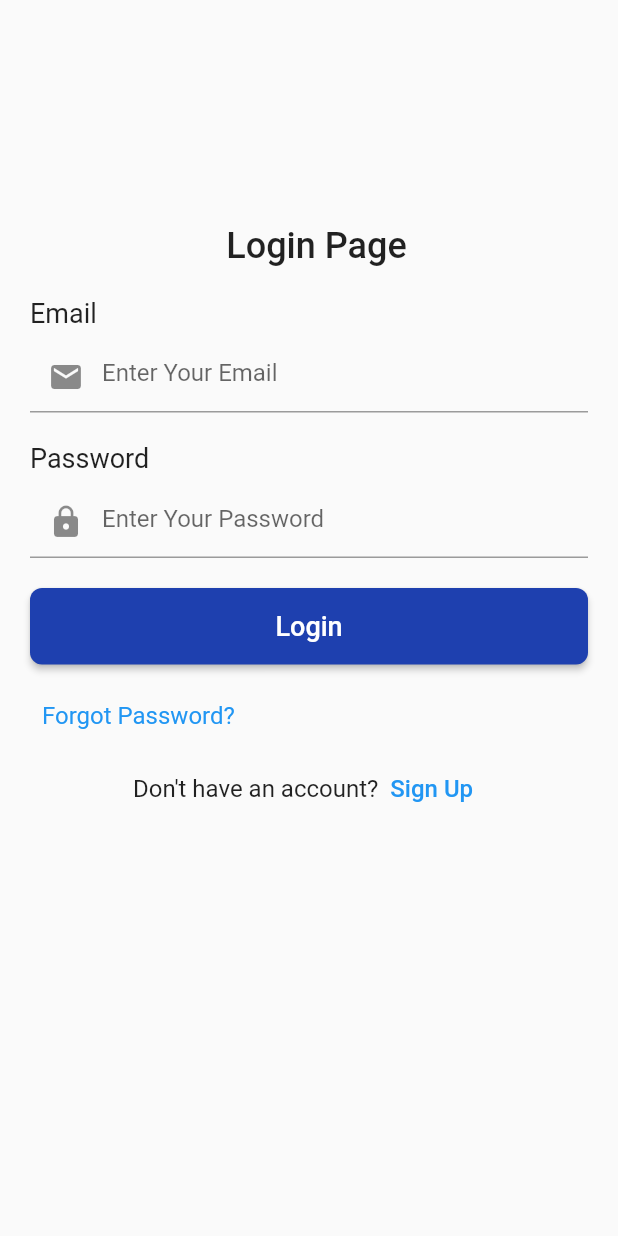
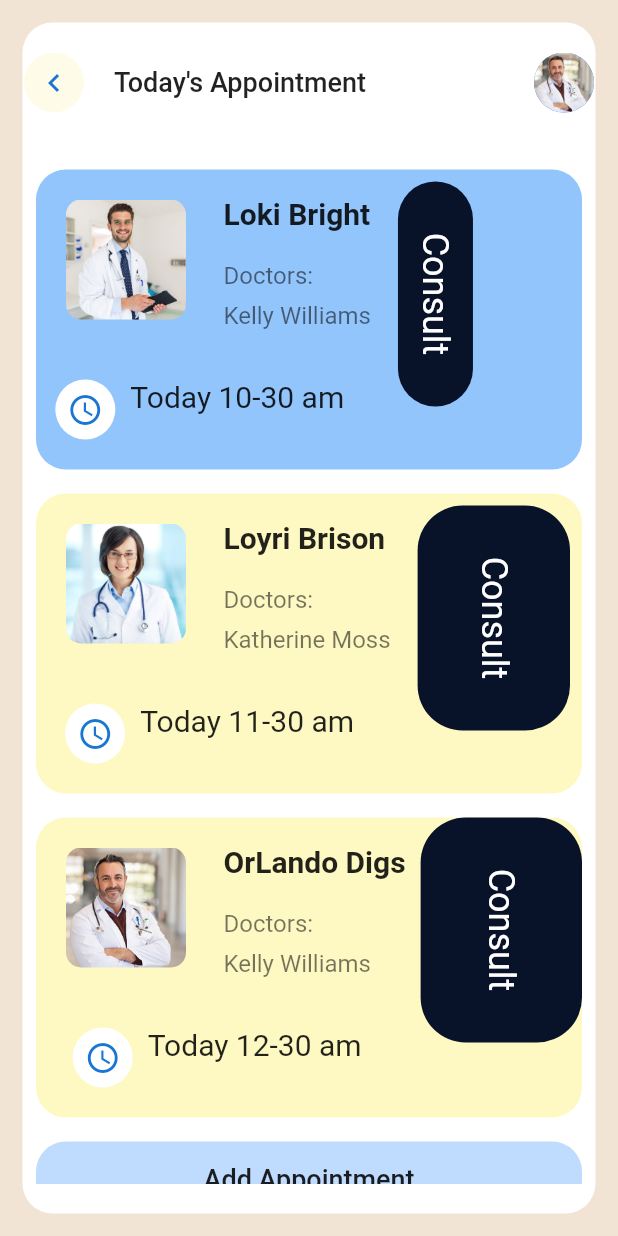
Before and after one commit to fufex3934/doctor-appointment, a Flutter app: the screen it shows after launch, on a phone screen of 412 x 824 dp. Run offline on Flutter 3.47's test engine with Material 2 defaults, Android fonts, the light colour scheme and no system bars; our stand-ins replace google_maps_flutter.

Commit message:
finish today-appointment page

```diff
--- a/lib/main.dart
+++ b/lib/main.dart
@@ -2,6 +2,7 @@ import 'view/4Patient/patient_Registration.dart';
 import 'view/login_page.dart';
 import 'package:flutter/material.dart';
 import 'package:flutter/services.dart';
+import '/view/4Doctor/today_appointments.dart';
 
 void main() {
   runApp(const MyApp());
@@ -22,12 +23,13 @@ class MyApp extends StatelessWidget {
         primarySwatch: Colors.blue,
         visualDensity: VisualDensity.adaptivePlatformDensity,
       ),
-      initialRoute: LoginPage.routeName,
+      initialRoute: TodayAppointments.routeName,
       routes: {
         // '/': (context) => const SplashScreen(),
         // DoctorPage.routeName: (ctx) => const DoctorPage(),
         // PatientRegistration.routeName:(ctx)=>const PatientRegistration(),
-        LoginPage.routeName: (ctx) => LoginPage()
+        // LoginPage.routeName: (ctx) => LoginPage(),
+        TodayAppointments.routeName: (ctx) => const TodayAppointments()
       },
     );
   }
--- /dev/null
+++ b/lib/view/4Doctor/today_appointments.dart
@@ -0,0 +1,524 @@
+import 'package:flutter/material.dart';
+
+class TodayAppointments extends StatefulWidget {
+  static const routeName = 'today-appointment';
+
+  const TodayAppointments({Key? key}) : super(key: key);
+
+  @override
+  State<TodayAppointments> createState() => _TodayAppointmentsState();
+}
+
+class _TodayAppointmentsState extends State<TodayAppointments> {
+  @override
+  Widget build(BuildContext context) {
+    return Scaffold(
+      backgroundColor: const Color(0xfff2e4d4),
+      body: Container(
+        margin: const EdgeInsets.all(15.0),
+        padding: const EdgeInsets.symmetric(vertical: 20.0, horizontal: 1),
+        decoration: const BoxDecoration(
+          color: Colors.white,
+          borderRadius: BorderRadius.all(Radius.circular(20)),
+        ),
+        child: SingleChildScrollView(
+          child: Column(
+            children: [
+              const Row(
+                children: [
+                  CircleAvatar(
+                    backgroundColor: Color(0xfffefce8),
+                    child: Icon(Icons.chevron_left),
+                  ),
+                  SizedBox(width: 20),
+                  Text(
+                    "Today's Appointment",
+                    style: TextStyle(
+                      fontSize: 18,
+                      fontWeight: FontWeight.w500,
+                    ),
+                  ),
+                  Spacer(),
+                  CircleAvatar(
+                    backgroundImage: AssetImage('assets/images/doctor4.jpg'),
+                  ),
+                ],
+              ),
+              const SizedBox(height: 30),
+              Padding(
+                padding: const EdgeInsets.all(8.0),
+                child: Container(
+                  height: 200,
+                  width: double.infinity,
+                  decoration: const BoxDecoration(
+                    borderRadius: BorderRadius.all(
+                      Radius.circular(20),
+                    ),
+                    color: Color(0xff93c5fd),
+                  ),
+                  child: Row(
+                    crossAxisAlignment: CrossAxisAlignment.start,
+                    children: [
+                      Column(
+                        children: [
+                          Row(
+                            crossAxisAlignment: CrossAxisAlignment.start,
+                            children: [
+                              Padding(
+                                padding: const EdgeInsets.all(20.0),
+                                child: SizedBox(
+                                  height: 80,
+                                  width: 80,
+                                  child: ClipRRect(
+                                    borderRadius: const BorderRadius.all(
+                                      Radius.circular(10),
+                                    ),
+                                    child: Image.asset(
+                                      'assets/images/doctor3.jpg',
+                                      height: 30,
+                                      width: 30,
+                                      fit: BoxFit.cover,
+                                      alignment: Alignment.center,
+                                    ),
+                                  ),
+                                ),
+                              ),
+                              const SizedBox(width: 5),
+                              const Padding(
+                                padding: EdgeInsets.only(top: 18.0),
+                                child: Column(
+                                  crossAxisAlignment: CrossAxisAlignment.start,
+                                  mainAxisAlignment: MainAxisAlignment.start,
+                                  children: [
+                                    Text(
+                                      "Loki Bright",
+                                      style: TextStyle(
+                                        fontSize: 20,
+                                        fontWeight: FontWeight.bold,
+                                      ),
+                                    ),
+                                    SizedBox(height: 20),
+                                    Text(
+                                      "Doctors:",
+                                      style: TextStyle(
+                                        fontSize: 16,
+                                        color: Colors.black54,
+                                      ),
+                                    ),
+                                    SizedBox(height: 8),
+                                    Text(
+                                      "Kelly Williams",
+                                      style: TextStyle(
+                                        fontSize: 16,
+                                        color: Colors.black54,
+                                      ),
+                                    ),
+                                  ],
+                                ),
+                              ),
+                            ],
+                          ),
+                          const SizedBox(height: 20),
+                          const Row(
+                            crossAxisAlignment: CrossAxisAlignment.start,
+                            children: [
+                              CircleAvatar(
+                                  backgroundColor: Colors.white,
+                                  child: Icon(
+                                    Icons.schedule,
+                                  )),
+                              SizedBox(width: 10),
+                              Text(
+                                "Today 10-30 am ",
+                                style: TextStyle(
+                                  fontSize: 20,
+                                  fontWeight: FontWeight.w400,
+                                ),
+                              ),
+                            ],
+                          ),
+                        ],
+                      ),
+                      const SizedBox(width: 10),
+                      Expanded(
+                        child: Padding(
+                          padding: const EdgeInsets.all(8.0),
+                          child: Row(
+                            children: [
+                              Container(
+                                height: 150,
+                                width: 50,
+                                decoration: const BoxDecoration(
+                                  borderRadius: BorderRadius.all(
+                                    Radius.circular(30),
+                                  ),
+                                  color: Color(0xff081229),
+                                ),
+                                child: const RotatedBox(
+                                  quarterTurns:
+                                      1, // Rotate 90 degrees (quarter-turns 3)
+                                  child: Padding(
+                                    padding:
+                                        EdgeInsets.symmetric(horizontal: 10),
+                                    child: Center(
+                                      child: Text(
+                                        'Consult',
+                                        style: TextStyle(
+                                            fontSize: 24, color: Colors.white),
+                                      ),
+                                    ),
+                                  ),
+                                ),
+                              )
+                            ],
+                          ),
+                        ),
+                      )
+                    ],
+                  ),
+                ),
+              ),
+              // const SizedBox(height:2),
+              Padding(
+                padding: const EdgeInsets.all(8.0),
+                child: Container(
+                  height: 200,
+                  width: double.infinity,
+                  decoration: const BoxDecoration(
+                    borderRadius: BorderRadius.all(
+                      Radius.circular(20),
+                    ),
+                    color: Color(0xfffef9c3),
+                  ),
+                  child: Row(
+                    crossAxisAlignment: CrossAxisAlignment.start,
+                    children: [
+                      Column(
+                        children: [
+                          Row(
+                            crossAxisAlignment: CrossAxisAlignment.start,
+                            children: [
+                              Padding(
+                                padding: const EdgeInsets.all(20.0),
+                                child: SizedBox(
+                                  height: 80,
+                                  width: 80,
+                                  child: ClipRRect(
+                                    borderRadius: const BorderRadius.all(
+                                      Radius.circular(10),
+                                    ),
+                                    child: Image.asset(
+                                      'assets/images/doctor1.jpg',
+                                      height: 30,
+                                      width: 30,
+                                      fit: BoxFit.cover,
+                                      alignment: Alignment.center,
+                                    ),
+                                  ),
+                                ),
+                              ),
+                              const SizedBox(width: 5),
+                              const Padding(
+                                padding: EdgeInsets.only(top: 18.0),
+                                child: Column(
+                                  crossAxisAlignment: CrossAxisAlignment.start,
+                                  mainAxisAlignment: MainAxisAlignment.start,
+                                  children: [
+                                    Text(
+                                      "Loyri Brison",
+                                      style: TextStyle(
+                                        fontSize: 20,
+                                        fontWeight: FontWeight.bold,
+                                      ),
+                                    ),
+                                    SizedBox(height: 20),
+                                    Text(
+                                      "Doctors:",
+                                      style: TextStyle(
+                                        fontSize: 16,
+                                        color: Colors.black54,
+                                      ),
+                                    ),
+                                    SizedBox(height: 8),
+                                    Text(
+                                      "Katherine Moss",
+                                      style: TextStyle(
+                                        fontSize: 16,
+                                        color: Colors.black54,
+                                      ),
+                                    ),
+                                  ],
+                                ),
+                              ),
+                            ],
+                          ),
+                          const SizedBox(height: 20),
+                          const Row(
+                            crossAxisAlignment: CrossAxisAlignment.start,
+                            children: [
+                              CircleAvatar(
+                                  backgroundColor: Colors.white,
+                                  child: Icon(
+                                    Icons.schedule,
+                                  )),
+                              SizedBox(width: 10),
+                              Text(
+                                "Today 11-30 am ",
+                                style: TextStyle(
+                                  fontSize: 20,
+                                  fontWeight: FontWeight.w400,
+                                ),
+                              ),
+                            ],
+                          ),
+                        ],
+                      ),
+                      const SizedBox(width: 10),
+                      Expanded(
+                        child: Padding(
+                          padding: const EdgeInsets.all(8.0),
+                          child: Row(
+                            children: [
+                              Expanded(
+                                child: Container(
+                                  height: 150,
+                                  width: 50,
+                                  decoration: const BoxDecoration(
+                                    borderRadius: BorderRadius.all(
+                                      Radius.circular(30),
+                                    ),
+                                    color: Color(0xff081229),
+                                  ),
+                                  child: const RotatedBox(
+                                    quarterTurns:
+                                        1, // Rotate 90 degrees (quarter-turns 3)
+                                    child: Padding(
+                                      padding:
+                                          EdgeInsets.symmetric(horizontal: 10),
+                                      child: Center(
+                                        child: Text(
+                                          'Consult',
+                                          style: TextStyle(
+                                              fontSize: 24,
+                                              color: Colors.white),
+                                        ),
+                                      ),
+                                    ),
+                                  ),
+                                ),
+                              )
+                            ],
+                          ),
+                        ),
+                      )
+                    ],
+                  ),
+                ),
+              ),
+              Padding(
+                padding: const EdgeInsets.all(8.0),
+                child: Container(
+                  height: 200,
+                  width: double.infinity,
+                  decoration: const BoxDecoration(
+                    borderRadius: BorderRadius.all(
+                      Radius.circular(20),
+                    ),
+                    color: Color(0xfffef9c3),
+                  ),
+                  child: Row(
+                    crossAxisAlignment: CrossAxisAlignment.start,
+                    children: [
+                      Column(
+                        children: [
+                          Row(
+                            crossAxisAlignment: CrossAxisAlignment.start,
+                            children: [
+                              Padding(
+                                padding: const EdgeInsets.all(20.0),
+                                child: SizedBox(
+                                  height: 80,
+                                  width: 80,
+                                  child: ClipRRect(
+                                    borderRadius: const BorderRadius.all(
+                                      Radius.circular(10),
+                                    ),
+                                    child: Image.asset(
+                                      'assets/images/doctor4.jpg',
+                                      height: 30,
+                                      width: 30,
+                                      fit: BoxFit.cover,
+                                      alignment: Alignment.center,
+                                    ),
+                                  ),
+                                ),
+                              ),
+                              const SizedBox(width: 5),
+                              const Padding(
+                                padding: EdgeInsets.only(top: 18.0),
+                                child: Column(
+                                  crossAxisAlignment: CrossAxisAlignment.start,
+                                  mainAxisAlignment: MainAxisAlignment.start,
+                                  children: [
+                                    Text(
+                                      "OrLando Digs",
+                                      style: TextStyle(
+                                        fontSize: 20,
+                                        fontWeight: FontWeight.bold,
+                                      ),
+                                    ),
+                                    SizedBox(height: 20),
+                                    Text(
+                                      "Doctors:",
+                                      style: TextStyle(
+                                        fontSize: 16,
+                                        color: Colors.black54,
+                                      ),
+                                    ),
+                                    SizedBox(height: 8),
+                                    Text(
+                                      "Kelly Williams",
+                                      style: TextStyle(
+                                        fontSize: 16,
+                                        color: Colors.black54,
+                                      ),
+                                    ),
+                                  ],
+                                ),
+                              ),
+                            ],
+                          ),
+                          const SizedBox(height: 20),
+                          const Row(
+                            crossAxisAlignment: CrossAxisAlignment.start,
+                            children: [
+                              CircleAvatar(
+                                  backgroundColor: Colors.white,
+                                  child: Icon(
+                                    Icons.schedule,
+                                  )),
+                              SizedBox(width: 10),
+                              Text(
+                                "Today 12-30 am ",
+                                style: TextStyle(
+                                  fontSize: 20,
+                                  fontWeight: FontWeight.w400,
+                                ),
+                              ),
+                            ],
+                          ),
+                        ],
+                      ),
+                      const SizedBox(width: 10),
+                      Expanded(
+                        child: Row(
+                          children: [
+                            Expanded(
+                              child: Container(
+                                height: 150,
+                                width: 50,
+                                decoration: const BoxDecoration(
+                                  borderRadius: BorderRadius.all(
+                                    Radius.circular(30),
+                                  ),
+                                  color: Color(0xff081229),
+                                ),
+                                child: const RotatedBox(
+                                  quarterTurns:
+                                      1, // Rotate 90 degrees (quarter-turns 3)
+                                  child: Padding(
+                                    padding:
+                                        EdgeInsets.symmetric(horizontal: 10),
+                                    child: Center(
+                                      child: Text(
+                                        'Consult',
+                                        style: TextStyle(
+                                            fontSize: 24, color: Colors.white),
+                                      ),
+                                    ),
+                                  ),
+                                ),
+                              ),
+                            )
+                          ],
+                        ),
+                      )
+                    ],
+                  ),
+                ),
+              ),
+              Padding(
+                padding: const EdgeInsets.all(8.0),
+                child: Container(
+                  height: 50,
+                  width: double.infinity,
+                  decoration: const BoxDecoration(
+                    borderRadius: BorderRadius.all(
+                      Radius.circular(20),
+                    ),
+                    color: Color(0xffbfdbfe),
+                  ),
+                  child: const Center(
+                    child: Text("Add Appointment",
+                        style: TextStyle(
+                            fontSize: 18, fontWeight: FontWeight.w500)),
+                  ),
+                ),
+              ),
+              Padding(
+                padding: const EdgeInsets.all(8.0),
+                child: Row(
+                  children: [
+                    Expanded(
+                      child: Container(
+                          height: 100,
+                          width: 100,
+                          decoration: const BoxDecoration(
+                            borderRadius: BorderRadius.all(
+                              Radius.circular(30),
+                            ),
+                            color: Color(0xff081229),
+                          ),
+                          child: const Icon(Icons.date_range,
+                              color: Colors.white, size: 30)),
+                    ),
+                    const SizedBox(width: 10),
+                    Expanded(
+                      child: Container(
+                        height: 100,
+                        width: 100,
+                        decoration: const BoxDecoration(
+                          borderRadius: BorderRadius.all(
+                            Radius.circular(30),
+                          ),
+                          color: Color(0xffbfdbfe),
+                        ),
+                        child: const Icon(Icons.apps,
+                            color: Color(0xff081229), size: 30),
+                      ),
+                    ),
+                    const SizedBox(width: 10),
+                    Expanded(
+                      child: Container(
+                        height: 100,
+                        width: 100,
+                        decoration: const BoxDecoration(
+                          borderRadius: BorderRadius.all(
+                            Radius.circular(30),
+                          ),
+                          color: Color(0xff081229),
+                        ),
+                        child: const Icon(Icons.brightness_7,
+                            color: Colors.white, size: 30),
+                      ),
+                    ),
+                  ],
+                ),
+              ),
+            ],
+          ),
+        ),
+      ),
+    );
+  }
+}
```
